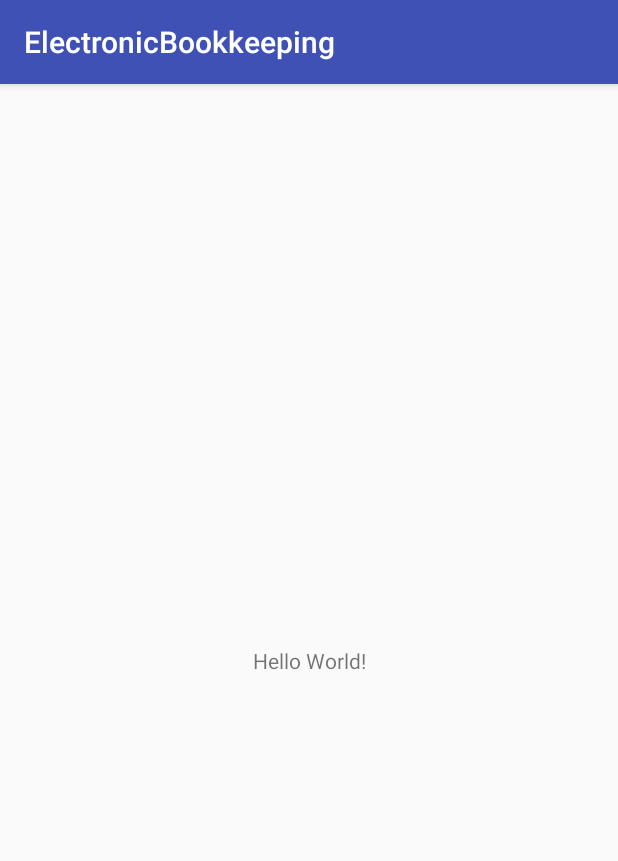
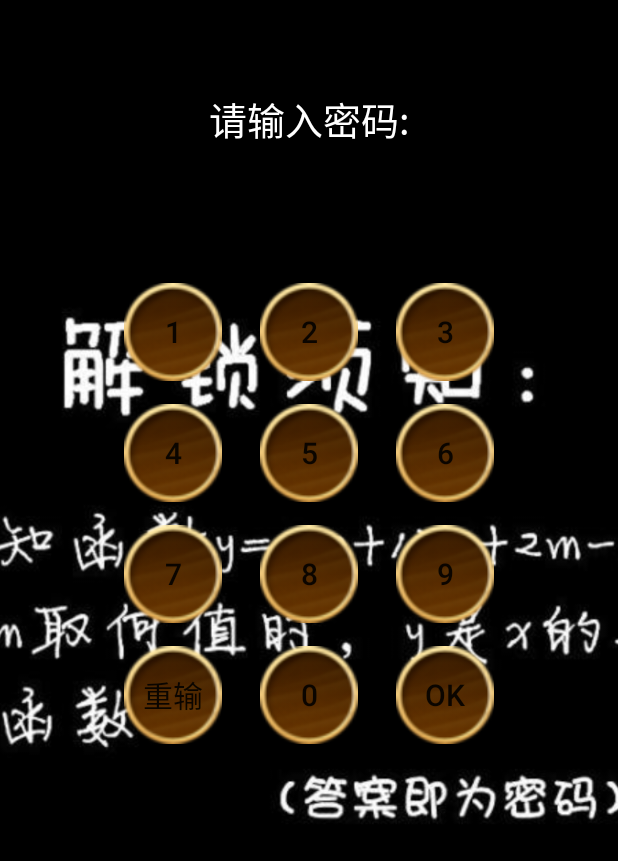
Before and after one commit to Shock-c/ElectronicBookkeeping, an Android app: the screen it shows after launch (MainActivity before the commit, Unlock after it), on a phone screen of 412 x 824 dp. Shown: the top 861 px of the screen. Run offline under Robolectric (Android 15) with nearby library versions, the phone set to English and light mode, and no system bars; libraries missing offline, so code that uses them is left out: org.litepal.crud; 1 statement that could not run was skipped.

Commit message:
怕电脑蓝蓝屏

```diff
--- a/app/build.gradle
+++ b/app/build.gradle
@@ -26,5 +26,7 @@ dependencies {
     })
     compile 'com.android.support:appcompat-v7:25.3.1'
     compile 'com.android.support.constraint:constraint-layout:1.0.2'
+    compile 'org.litepal.android:core:1.3.2'
+    compile 'com.github.bumptech.glide:glide:3.7.0'
     testCompile 'junit:junit:4.12'
 }
--- a/app/src/main/AndroidManifest.xml
+++ b/app/src/main/AndroidManifest.xml
@@ -3,6 +3,7 @@
     package="com.electronicbookkeeping.android">
 
     <application
+        android:name="org.litepal.LitePalApplication"
         android:allowBackup="true"
         android:icon="@mipmap/ic_launcher"
         android:label="@string/app_name"
@@ -16,6 +17,8 @@
                 <category android:name="android.intent.category.LAUNCHER" />
             </intent-filter>
         </activity>
+        <activity android:name=".Unlock" />
+
     </application>
 
 </manifest>
--- a/app/src/main/java/com/electronicbookkeeping/android/MainActivity.java
+++ b/app/src/main/java/com/electronicbookkeeping/android/MainActivity.java
@@ -1,13 +1,44 @@
 package com.electronicbookkeeping.android;
 
+import android.content.Intent;
 import android.support.v7.app.AppCompatActivity;
 import android.os.Bundle;
+import android.view.View;
+import android.widget.Button;
+import android.widget.EditText;
+
+import com.electronicbookkeeping.android.db.Password;
+
+import org.litepal.crud.DataSupport;
+
+import java.util.List;
 
 public class MainActivity extends AppCompatActivity {
 
     @Override
     protected void onCreate(Bundle savedInstanceState) {
         super.onCreate(savedInstanceState);
+        List<Password> pswlist = DataSupport.findAll(Password.class);
+        if(pswlist != null) {
+            Intent intent = new Intent(this, Unlock.class);
+            startActivity(intent);
+        }
+
         setContentView(R.layout.activity_main);
+
+        final EditText setpswtext = (EditText) findViewById(R.id.edit_setpsw);
+        Button setpsw = (Button) findViewById(R.id.button_setpsw);
+
+        setpsw.setOnClickListener(new View.OnClickListener() {
+            @Override
+            public void onClick(View v) {
+                Password password = new Password();
+                password.setPwd(setpswtext.getText().toString());
+                password.save();
+
+                setpswtext.setText("");
+            }
+        });
+
     }
 }
--- /dev/null
+++ b/app/src/main/java/com/electronicbookkeeping/android/Unlock.java
@@ -0,0 +1,153 @@
+package com.electronicbookkeeping.android;
+
+import android.content.Intent;
+import android.support.v7.app.AppCompatActivity;
+import android.os.Bundle;
+import android.view.View;
+import android.widget.Button;
+import android.widget.EditText;
+import android.widget.TextView;
+import android.widget.Toast;
+
+import com.electronicbookkeeping.android.db.Password;
+
+import org.litepal.crud.DataSupport;
+
+import java.util.List;
+
+public class Unlock extends AppCompatActivity {
+
+    private TextView pwdtext;
+    private Button button1;
+    private Button button2;
+    private Button button3;
+    private Button button4;
+    private Button button5;
+    private Button button6;
+    private Button button7;
+    private Button button8;
+    private Button button9;
+    private Button button0;
+    private Button buttondel;
+    private Button buttonOk;
+
+    private List<Password> pswlist;
+    private StringBuffer psw;
+    @Override
+    protected void onCreate(Bundle savedInstanceState) {
+        super.onCreate(savedInstanceState);
+        setContentView(R.layout.activity_unlock);
+        pwdtext = (TextView) findViewById(R.id.unlock_pwd_text);
+        button0 = (Button) findViewById(R.id.button_pws_0);
+        button1 = (Button) findViewById(R.id.button_pws_1);
+        button2 = (Button) findViewById(R.id.button_pws_2);
+        button3 = (Button) findViewById(R.id.button_pws_3);
+        button4 = (Button) findViewById(R.id.button_pws_4);
+        button5 = (Button) findViewById(R.id.button_pws_5);
+        button6 = (Button) findViewById(R.id.button_pws_6);
+        button7 = (Button) findViewById(R.id.button_pws_7);
+        button8 = (Button) findViewById(R.id.button_pws_8);
+        button9 = (Button) findViewById(R.id.button_pws_9);
+        buttondel = (Button) findViewById(R.id.button_pws_del);
+        buttonOk = (Button) findViewById(R.id.button_pws_ok);
+
+        button0.setOnClickListener(new View.OnClickListener() {
+            @Override
+            public void onClick(View v) {
+                psw.append(0);
+                pwdtext.setText(psw.toString());
+            }
+        });
+        button1.setOnClickListener(new View.OnClickListener() {
+            @Override
+            public void onClick(View v) {
+                psw.append(1);
+                pwdtext.setText(psw.toString());
+            }
+        });
+        button2.setOnClickListener(new View.OnClickListener() {
+            @Override
+            public void onClick(View v) {
+                psw.append(2);
+                pwdtext.setText(psw.toString());
+            }
+        });
+        button3.setOnClickListener(new View.OnClickListener() {
+            @Override
+            public void onClick(View v) {
+                psw.append(3);
+                pwdtext.setText(psw.toString());
+            }
+        });
+        button4.setOnClickListener(new View.OnClickListener() {
+            @Override
+            public void onClick(View v) {
+                psw.append(4);
+                pwdtext.setText(psw.toString());
+            }
+        });
+        button5.setOnClickListener(new View.OnClickListener() {
+            @Override
+            public void onClick(View v) {
+                psw.append(5);
+                pwdtext.setText(psw.toString());
+            }
+        });
+        button6.setOnClickListener(new View.OnClickListener() {
+            @Override
+            public void onClick(View v) {
+                psw.append(6);
+                pwdtext.setText(psw.toString());
+            }
+        });
+        button7.setOnClickListener(new View.OnClickListener() {
+            @Override
+            public void onClick(View v) {
+                psw.append(7);
+                pwdtext.setText(psw.toString());
+            }
+        });
+        button8.setOnClickListener(new View.OnClickListener() {
+            @Override
+            public void onClick(View v) {
+                psw.append(8);
+                pwdtext.setText(psw.toString());
+            }
+        });
+        button9.setOnClickListener(new View.OnClickListener() {
+            @Override
+            public void onClick(View v) {
+                psw.append(9);
+                pwdtext.setText(psw.toString());
+            }
+        });
+        buttondel.setOnClickListener(new View.OnClickListener() {
+            @Override
+            public void onClick(View v) {
+                psw.delete(0,psw.length());
+                pwdtext.setText("");
+            }
+        });
+        buttonOk.setOnClickListener(new View.OnClickListener() {
+            @Override
+            public void onClick(View v) {
+                String password = psw.toString();
+                pswlist = DataSupport.findAll(Password.class);
+                if(password.equals(pswlist.get(0).getPwd())){
+                    Intent intent = new Intent(Unlock.this,MainActivity.class);
+                    startActivity(intent);
+                }else {
+                    psw.delete(0,psw.length());
+                    pwdtext.setText("");
+                    Toast.makeText(Unlock.this,"密码错误",Toast.LENGTH_SHORT).show();
+                }
+            }
+        });
+
+    }
+
+    @Override
+    public void onBackPressed() {
+        super.onBackPressed();
+    }
+}
--- a/app/src/main/res/layout/activity_main.xml
+++ b/app/src/main/res/layout/activity_main.xml
@@ -1,18 +1,33 @@
 <?xml version="1.0" encoding="utf-8"?>
-<android.support.constraint.ConstraintLayout xmlns:android="http://schemas.android.com/apk/res/android"
+<LinearLayout xmlns:android="http://schemas.android.com/apk/res/android"
     xmlns:app="http://schemas.android.com/apk/res-auto"
-    xmlns:tools="http://schemas.android.com/tools"
+    android:orientation="vertical"
     android:layout_width="match_parent"
     android:layout_height="match_parent"
-    tools:context="com.electronicbookkeeping.android.MainActivity">
+    >
 
     <TextView
         android:layout_width="wrap_content"
         android:layout_height="wrap_content"
-        android:text="Hello World!"
+        android:text="输入密码："
         app:layout_constraintBottom_toBottomOf="parent"
         app:layout_constraintLeft_toLeftOf="parent"
         app:layout_constraintRight_toRightOf="parent"
         app:layout_constraintTop_toTopOf="parent" />
+    <EditText
+        android:id="@+id/edit_setpsw"
+        android:layout_width="match_parent"
+        android:layout_height="wrap_content"
+        android:textSize="10sp"
+        />
 
-</android.support.constraint.ConstraintLayout>
+    <Button
+        android:id="@+id/button_setpsw"
+        android:layout_width="wrap_content"
+        android:layout_height="wrap_content"
+        android:textSize="10sp"
+        android:text="设置密码"
+
+        />
+
+</LinearLayout>
--- /dev/null
+++ b/app/src/main/res/layout/activity_unlock.xml
@@ -0,0 +1,190 @@
+<?xml version="1.0" encoding="utf-8"?>
+<FrameLayout xmlns:android="http://schemas.android.com/apk/res/android"
+    xmlns:app="http://schemas.android.com/apk/res-auto"
+    android:layout_width="match_parent"
+    android:layout_height="match_parent"
+    android:background="@color/colorPrimary"
+    >
+
+    <ImageView
+        android:layout_width="match_parent"
+        android:layout_height="match_parent"
+        android:id="@+id/unlock_bg_img"
+        android:scaleType="centerCrop"
+        android:src="@drawable/unlock"
+        />
+
+    <LinearLayout
+        android:id="@+id/unlock_layout"
+        android:layout_width="match_parent"
+        android:layout_height="match_parent"
+        android:orientation="vertical">
+
+        <TextView
+            android:layout_width="match_parent"
+            android:layout_height="wrap_content"
+            android:layout_marginTop="60dp"
+            android:gravity="center"
+            android:text="请输入密码:"
+            android:textColor="#FFF"
+            android:textSize="25sp" />
+
+        <TextView
+            android:id="@+id/unlock_pwd_text"
+            android:layout_width="match_parent"
+            android:layout_height="40dp"
+            android:layout_margin="20dp"
+            android:gravity="center"
+            android:textColor="#FFF"
+            android:textSize="10sp"
+            />
+
+        <LinearLayout
+            android:layout_width="match_parent"
+            android:layout_height="wrap_content"
+            android:layout_marginTop="10dp"
+            android:layout_marginBottom="15dp"
+            android:gravity="center"
+            >
+
+            <Button
+                android:id="@+id/button_pws_1"
+                android:layout_width="65dp"
+                android:layout_height="65dp"
+                android:text="1"
+                android:textSize="20dp"
+                android:background="@drawable/button"
+                />
+            <Button
+                android:id="@+id/button_pws_2"
+                android:layout_width="65dp"
+                android:layout_height="65dp"
+                android:layout_marginLeft="25dp"
+                android:layout_marginRight="25dp"
+                android:text="2"
+                android:textSize="20dp"
+                android:background="@drawable/button"
+                />
+            <Button
+                android:id="@+id/button_pws_3"
+                android:layout_width="65dp"
+                android:layout_height="65dp"
+                android:text="3"
+                android:textSize="20dp"
+                android:background="@drawable/button"
+                />
+
+        </LinearLayout>
+
+        <LinearLayout
+            android:layout_width="match_parent"
+            android:layout_height="wrap_content"
+            android:layout_marginBottom="15dp"
+            android:gravity="center"
+            >
+
+            <Button
+                android:id="@+id/button_pws_4"
+                android:layout_width="65dp"
+                android:layout_height="65dp"
+                android:text="4"
+                android:textSize="20dp"
+                android:background="@drawable/button"
+                />
+            <Button
+                android:id="@+id/button_pws_5"
+                android:layout_width="65dp"
+                android:layout_height="65dp"
+                android:layout_marginLeft="25dp"
+                android:layout_marginRight="25dp"
+                android:text="5"
+                android:textSize="20dp"
+                android:background="@drawable/button"
+                />
+            <Button
+                android:id="@+id/button_pws_6"
+                android:layout_width="65dp"
+                android:layout_height="65dp"
+                android:text="6"
+                android:textSize="20dp"
+                android:background="@drawable/button"
+                />
+
+        </LinearLayout>
+
+        <LinearLayout
+            android:layout_width="match_parent"
+            android:layout_height="wrap_content"
+            android:layout_marginBottom="15dp"
+            android:gravity="center"
+            >
+
+            <Button
+                android:id="@+id/button_pws_7"
+                android:layout_width="65dp"
+                android:layout_height="65dp"
+                android:text="7"
+                android:textSize="20dp"
+                android:background="@drawable/button"
+                />
+            <Button
+                android:id="@+id/button_pws_8"
+                android:layout_width="65dp"
+                android:layout_height="65dp"
+                android:layout_marginLeft="25dp"
+                android:layout_marginRight="25dp"
+                android:text="8"
+                android:textSize="20dp"
+                android:background="@drawable/button"
+                />
+            <Button
+                android:id="@+id/button_pws_9"
+                android:layout_width="65dp"
+                android:layout_height="65dp"
+                android:text="9"
+                android:textSize="20dp"
+                android:background="@drawable/button"
+                />
+
+        </LinearLayout>
+
+        <LinearLayout
+            android:layout_width="match_parent"
+            android:layout_height="wrap_content"
+            android:layout_marginBottom="15dp"
+            android:gravity="center"
+            >
+
+            <Button
+                android:id="@+id/button_pws_del"
+                android:layout_width="65dp"
+                android:layout_height="65dp"
+                android:text="重输"
+                android:textSize="20dp"
+                android:background="@drawable/button"
+                />
+            <Button
+                android:id="@+id/button_pws_0"
+                android:layout_width="65dp"
+                android:layout_height="65dp"
+                android:layout_marginLeft="25dp"
+                android:layout_marginRight="25dp"
+                android:text="0"
+                android:textSize="20dp"
+                android:background="@drawable/button"
+                />
+            <Button
+                android:id="@+id/button_pws_ok"
+                android:layout_width="65dp"
+                android:layout_height="65dp"
+                android:text="Ok"
+                android:textSize="20dp"
+                android:background="@drawable/button"
+                />
+
+        </LinearLayout>
+
+    </LinearLayout>
+
+
+</FrameLayout>
--- a/app/src/main/res/values/strings.xml
+++ b/app/src/main/res/values/strings.xml
@@ -1,3 +1,3 @@
 <resources>
-    <string name="app_name">ElectronicBookkeeping</string>
+    <string name="app_name">电子记账薄</string>
 </resources>
--- a/app/src/main/res/values/styles.xml
+++ b/app/src/main/res/values/styles.xml
@@ -1,7 +1,7 @@
 <resources>
 
     <!-- Base application theme. -->
-    <style name="AppTheme" parent="Theme.AppCompat.Light.DarkActionBar">
+    <style name="AppTheme" parent="Theme.AppCompat.Light.NoActionBar">
         <!-- Customize your theme here. -->
         <item name="colorPrimary">@color/colorPrimary</item>
         <item name="colorPrimaryDark">@color/colorPrimaryDark</item>
```
Also changed, not shown: app/src/main/assets/litepal.xml (added, +13 -0 lines), app/src/main/java/com/electronicbookkeeping/android/db/Consumption.java (added, +52 -0 lines), app/src/main/java/com/electronicbookkeeping/android/db/Password.java (added, +22 -0 lines), app/src/main/res/drawable/button.png (added), app/src/main/res/drawable/unlock.jpg (added).
